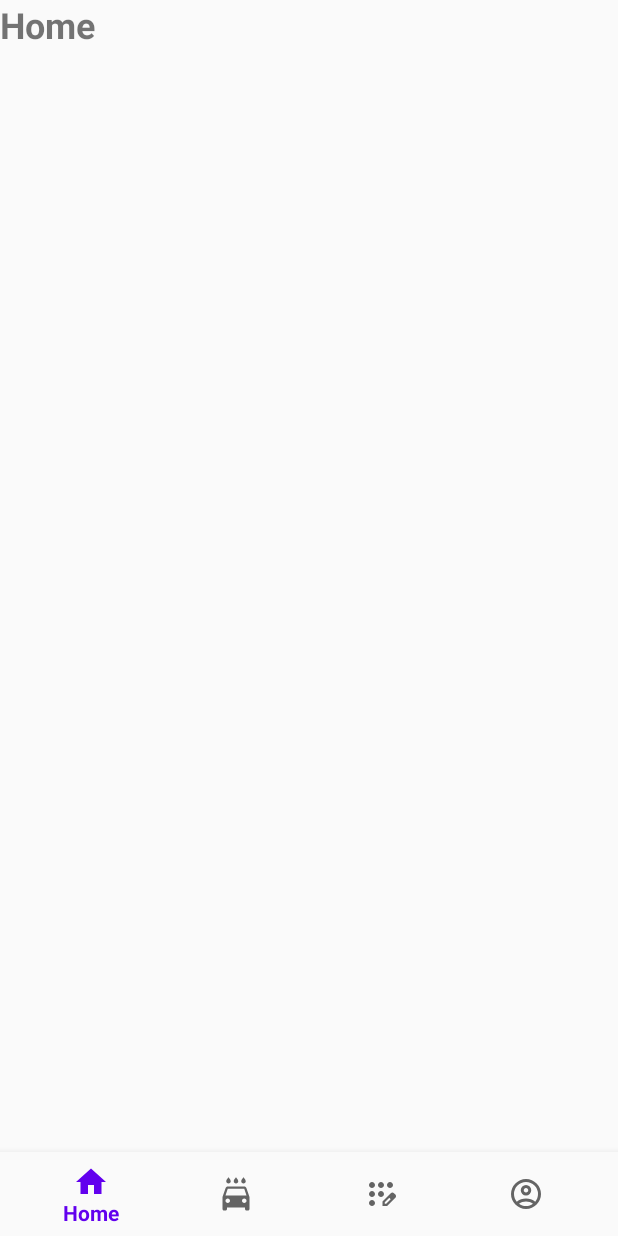
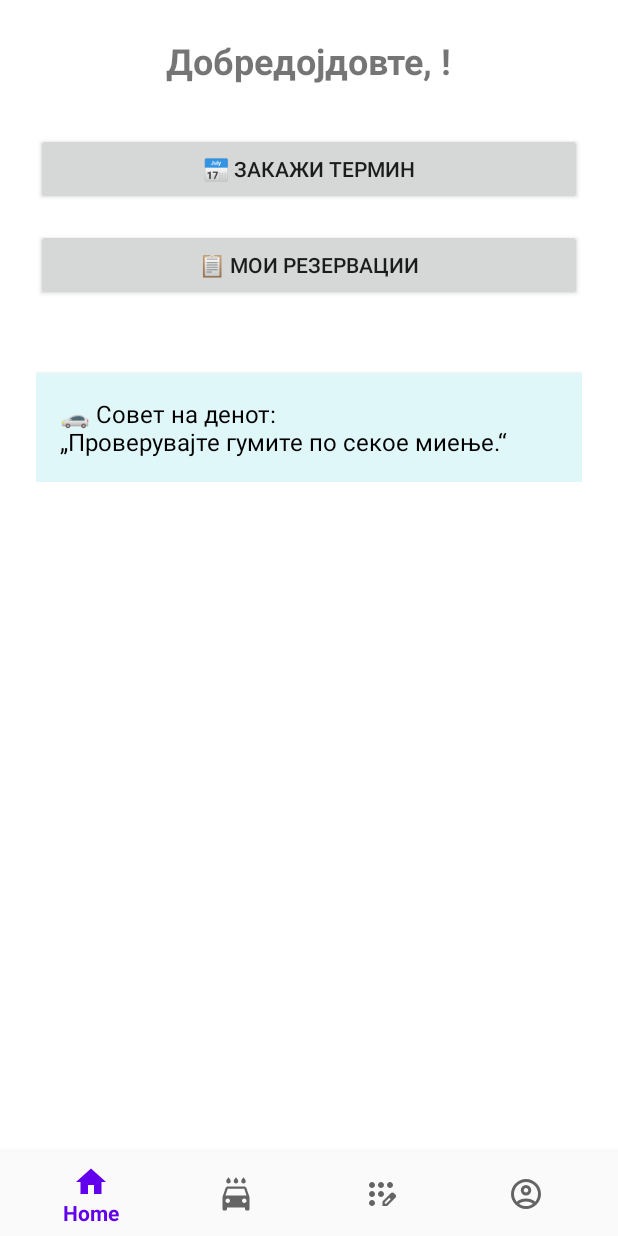
Before and after one commit to ilija2531/CarWashApp, an Android app built with Jetpack Compose: the HomeFragment screen opened directly, with no data from a screen before it, on a phone screen of 412 x 824 dp. Run offline under Robolectric (Android 15) with nearby library versions, the phone set to English and light mode, and no system bars; our stand-ins replace Firebase (no records; nobody signed in at launch, a user with empty details on screens opened directly).

Commit message:
Edited the interface of the home page

```diff
--- a/CarWashApp/app/src/main/java/com/example/carwashapp/fragments/HomeFragment.kt
+++ b/CarWashApp/app/src/main/java/com/example/carwashapp/fragments/HomeFragment.kt
@@ -2,12 +2,56 @@ package com.example.carwashapp.fragments
 
 import android.os.Bundle
 import android.view.View
+import android.widget.Button
+import android.widget.TextView
 import androidx.fragment.app.Fragment
+import androidx.navigation.fragment.findNavController
 import com.example.carwashapp.R
+import com.google.firebase.auth.FirebaseAuth
+import com.google.firebase.firestore.FirebaseFirestore
 
 class HomeFragment : Fragment(R.layout.fragment_home) {
+
+    private val auth = FirebaseAuth.getInstance()
+    private val db = FirebaseFirestore.getInstance()
+
     override fun onViewCreated(view: View, savedInstanceState: Bundle?) {
         super.onViewCreated(view, savedInstanceState)
-        //
+
+        val tvWelcome = view.findViewById<TextView>(R.id.tvWelcome)
+        val btnBookNow = view.findViewById<Button>(R.id.btnBookNow)
+        val btnMyBookings = view.findViewById<Button>(R.id.btnMyBookings)
+        val tvTip = view.findViewById<TextView>(R.id.tvTip)
+
+        val userId = auth.currentUser?.uid
+        if (userId != null) {
+            db.collection("users").document(userId).get()
+                .addOnSuccessListener { document ->
+                    val fullName = document.getString("fullName") ?: ""
+                    tvWelcome.text = "Добредојдовте, $fullName!"
+                }
+        }
+
+
+
+        btnBookNow.setOnClickListener {
+            findNavController().navigate(R.id.bookFragment)
+        }
+
+        btnMyBookings.setOnClickListener {
+            findNavController().navigate(R.id.myBookingsFragment)
+        }
+
+
+        // Совет на денот (може да ротираш)
+        val tips = listOf(
+            "Избегнувајте миење на автомобилот на директно сонце.",
+            "Редовно чистете ја внатрешноста за подобра свежина.",
+            "Користете микрофибер крпа за сушење.",
+            "Проверувајте гумите по секое миење.",
+            "Не заборавајте на миење на тркалата!"
+        )
+        val randomTip = tips.random()
+        tvTip.text = "🚗 Совет на денот:\n„$randomTip“"
     }
 }
--- a/CarWashApp/app/src/main/res/layout/fragment_home.xml
+++ b/CarWashApp/app/src/main/res/layout/fragment_home.xml
@@ -1,14 +1,54 @@
 <?xml version="1.0" encoding="utf-8"?>
-<FrameLayout xmlns:android="http://schemas.android.com/apk/res/android"
+<ScrollView xmlns:android="http://schemas.android.com/apk/res/android"
     android:layout_width="match_parent"
     android:layout_height="match_parent"
-    android:gravity="center">
+    android:padding="24dp"
+    android:background="#FFFFFF">
 
-    <TextView
-        android:text="@string/home"
-        android:textSize="24sp"
-        android:textStyle="bold"
-        android:layout_width="wrap_content"
-        android:layout_height="wrap_content" />
+    <LinearLayout
+        android:layout_width="match_parent"
+        android:layout_height="wrap_content"
+        android:orientation="vertical"
+        android:gravity="center_horizontal">
 
-</FrameLayout>
+        <!-- Добредојде -->
+        <TextView
+            android:id="@+id/tvWelcome"
+            android:layout_width="wrap_content"
+            android:layout_height="wrap_content"
+            android:text="Добредојдовте!"
+            android:textSize="24sp"
+            android:textStyle="bold"
+            android:layout_marginBottom="32dp" />
+
+        <!-- Копче: Закажи термин -->
+        <Button
+            android:id="@+id/btnBookNow"
+            android:layout_width="match_parent"
+            android:layout_height="wrap_content"
+            android:text="📅 Закажи термин"
+            android:layout_marginBottom="16dp" />
+
+        <!-- Копче: Мои резервации -->
+        <Button
+            android:id="@+id/btnMyBookings"
+            android:layout_width="match_parent"
+            android:layout_height="wrap_content"
+            android:text="📋 Мои резервации"
+            android:layout_marginBottom="32dp" />
+
+        <!-- Совет на денот -->
+        <TextView
+            android:id="@+id/tvTip"
+            android:layout_width="match_parent"
+            android:layout_height="wrap_content"
+            android:background="#E0F7FA"
+            android:text="🚗 Совет на денот:\n„Избегнувајте миење на автомобилот на сонце.“"
+            android:padding="16dp"
+            android:textSize="16sp"
+            android:textColor="#000000"
+            android:layout_marginTop="16dp"
+            android:backgroundTint="#E0F7FA"
+            android:elevation="2dp" />
+    </LinearLayout>
+</ScrollView>
```
